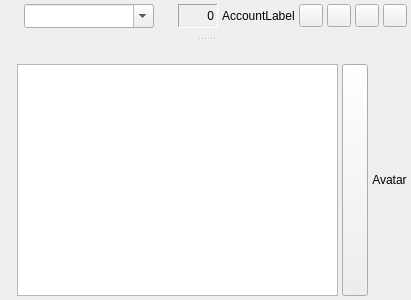
Above: src/chatdlg.ui from psi-plus/psi-plus-snapshots before the change. Below: the same form after it.
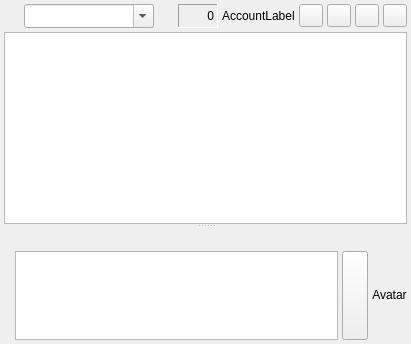
That is the form after the change. Custom widgets are drawn as their Qt base class.

What changed in the file:
```diff
--- a/src/chatdlg.ui
+++ b/src/chatdlg.ui
@@ -1,12 +1,12 @@
 <ui version="4.0" >
  <class>ChatDlg</class>
- <widget class="QWidget" name="ChatDlg" >
-  <property name="geometry" >
+ <widget class="QWidget" name="ChatDlg">
+  <property name="geometry">
    <rect>
     <x>0</x>
     <y>0</y>
     <width>400</width>
-    <height>300</height>
+    <height>344</height>
    </rect>
   </property>
   <property name="windowTitle" >
@@ -16,19 +16,14 @@
    <property name="margin" >
     <number>4</number>
    </property>
-   <property name="spacing" >
-    <number>6</number>
-   </property>
    <item>
     <widget class="ChatSplitter" name="splitter" >
      <property name="orientation" >
       <enum>Qt::Vertical</enum>
      </property>
-     <widget class="QFrame" name="topFrame" >
-      <property name="sizePolicy" >
-       <sizepolicy>
-        <hsizetype>5</hsizetype>
-        <vsizetype>3</vsizetype>
+     <widget class="QFrame" name="topFrame">
+      <property name="sizePolicy">
+       <sizepolicy hsizetype="Preferred" vsizetype="MinimumExpanding">
         <horstretch>0</horstretch>
         <verstretch>0</verstretch>
        </sizepolicy>
@@ -39,19 +34,16 @@
       <property name="frameShadow" >
        <enum>QFrame::Plain</enum>
       </property>
-      <layout class="QVBoxLayout" >
-       <property name="margin" >
-        <number>0</number>
-       </property>
-       <property name="spacing" >
+      <layout class="QVBoxLayout">
+       <property name="spacing">
         <number>4</number>
        </property>
+       <property name="margin">
+        <number>0</number>
+       </property>
        <item>
-        <layout class="QHBoxLayout" >
-         <property name="margin" >
-          <number>0</number>
-         </property>
-         <property name="spacing" >
+        <layout class="QHBoxLayout">
+         <property name="spacing">
           <number>4</number>
          </property>
          <item>
@@ -238,11 +230,9 @@
         </layout>
        </item>
        <item>
-        <widget class="ChatView" name="log" >
-         <property name="sizePolicy" >
-          <sizepolicy>
-           <hsizetype>7</hsizetype>
-           <vsizetype>3</vsizetype>
+        <widget class="ChatView" name="log">
+         <property name="sizePolicy">
+          <sizepolicy hsizetype="Expanding" vsizetype="MinimumExpanding">
            <horstretch>0</horstretch>
            <verstretch>0</verstretch>
           </sizepolicy>
@@ -250,15 +240,16 @@
          <property name="focusPolicy" >
           <enum>Qt::NoFocus</enum>
          </property>
+         <property name="readOnly">
+          <bool>true</bool>
+         </property>
         </widget>
        </item>
       </layout>
      </widget>
-     <widget class="QFrame" name="bottomFrame" >
-      <property name="sizePolicy" >
-       <sizepolicy>
-        <hsizetype>5</hsizetype>
-        <vsizetype>4</vsizetype>
+     <widget class="QFrame" name="bottomFrame">
+      <property name="sizePolicy">
+       <sizepolicy hsizetype="Preferred" vsizetype="Maximum">
         <horstretch>0</horstretch>
         <verstretch>0</verstretch>
        </sizepolicy>
@@ -273,15 +264,10 @@
        <property name="margin" >
         <number>0</number>
        </property>
-       <property name="spacing" >
-        <number>6</number>
-       </property>
        <item>
-        <widget class="QToolBar" name="toolbar" >
-         <property name="sizePolicy" >
-          <sizepolicy>
-           <hsizetype>5</hsizetype>
-           <vsizetype>4</vsizetype>
+        <widget class="QToolBar" name="toolbar">
+         <property name="sizePolicy">
+          <sizepolicy hsizetype="Preferred" vsizetype="Maximum">
            <horstretch>0</horstretch>
            <verstretch>0</verstretch>
           </sizepolicy>
@@ -292,21 +278,12 @@
         </widget>
        </item>
        <item>
-        <layout class="QHBoxLayout" >
-         <property name="margin" >
-          <number>0</number>
-         </property>
-         <property name="spacing" >
+        <layout class="QHBoxLayout">
+         <property name="spacing">
           <number>4</number>
          </property>
          <item>
-          <layout class="QHBoxLayout" >
-           <property name="margin" >
-            <number>0</number>
-           </property>
-           <property name="spacing" >
-            <number>6</number>
-           </property>
+          <layout class="QHBoxLayout">
            <item>
             <widget class="QLabel" name="mini_prompt">
 	     <property name="font" >
@@ -318,11 +295,9 @@
 	    </widget>
            </item>
            <item>
-            <widget class="ChatEditProxy" name="mle" >
-             <property name="sizePolicy" >
-              <sizepolicy>
-               <hsizetype>7</hsizetype>
-               <vsizetype>5</vsizetype>
+            <widget class="ChatEditProxy" name="mle">
+             <property name="sizePolicy">
+              <sizepolicy hsizetype="Expanding" vsizetype="Preferred">
                <horstretch>0</horstretch>
                <verstretch>0</verstretch>
               </sizepolicy>
@@ -360,11 +335,9 @@
           </widget>
          </item>
          <item>
-          <widget class="QLabel" name="avatar" >
-           <property name="sizePolicy" >
-            <sizepolicy>
-             <hsizetype>5</hsizetype>
-             <vsizetype>4</vsizetype>
+          <widget class="QLabel" name="avatar">
+           <property name="sizePolicy">
+            <sizepolicy hsizetype="Preferred" vsizetype="Maximum">
              <horstretch>0</horstretch>
              <verstretch>0</verstretch>
             </sizepolicy>
@@ -411,6 +384,11 @@
    <extends>QLabel</extends>
    <header>iconlabel.h</header>
   </customwidget>
+  <customwidget>
+   <class>ChatView</class>
+   <extends>QTextEdit</extends>
+   <header>msgmle.h</header>
+  </customwidget>
  </customwidgets>
  <tabstops>
   <tabstop>le_jid</tabstop>
```
Left out of the diff: 114 changed lines with no effect on the pictures.
